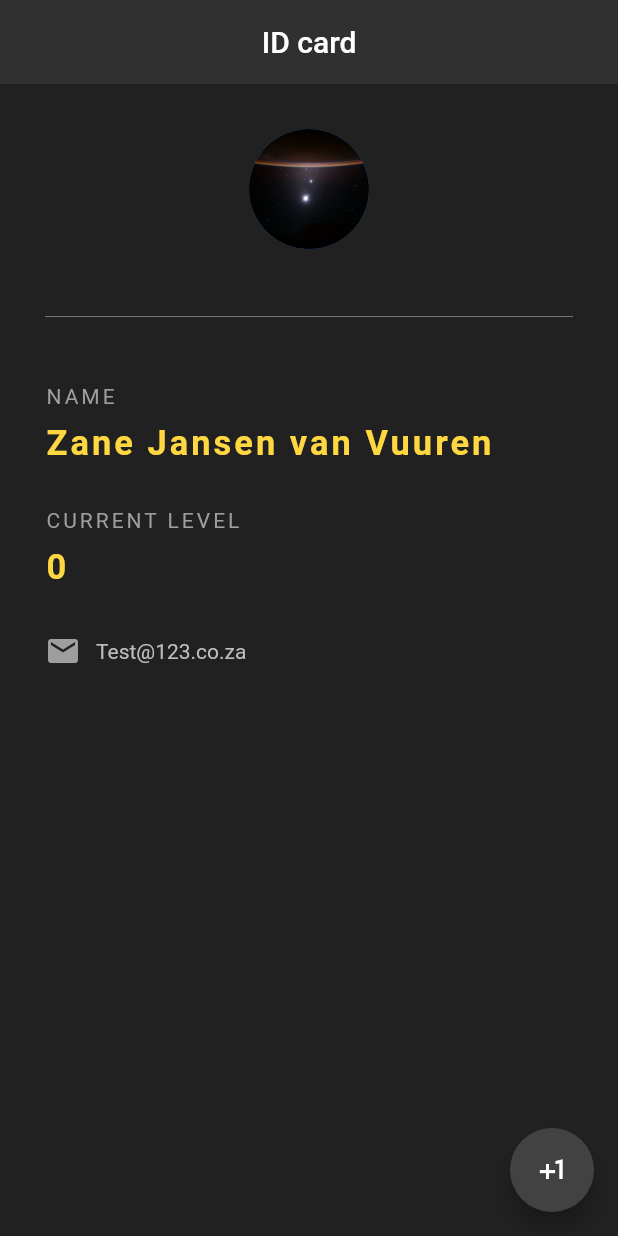
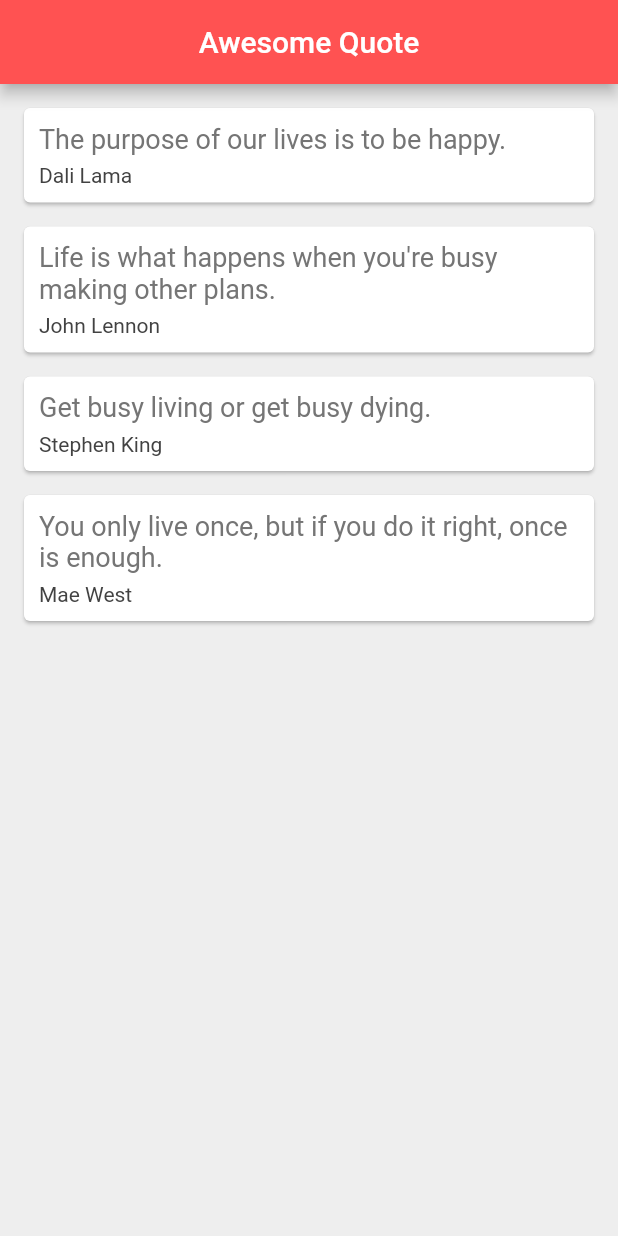
Before and after one commit to Zane97/flutter_tut, a Flutter app: the screen it shows after launch, on a phone screen of 412 x 824 dp. Run offline on Flutter 3.47's test engine with Material 2 defaults, Android fonts, the phone set to English and light mode, and no system bars.

Commit message:
Finished tutorial 19 of the net ninja series. Building a simple quote display app.

```diff
--- a/lib/main.dart
+++ b/lib/main.dart
@@ -1,137 +1,76 @@
-import 'dart:ffi';
+import 'package:flutter/material.dart';
 
-import 'package:flutter/material.dart';
+import 'quote.dart';
 
 void main() {
   runApp(const MaterialApp(
-    home: Card(),
+    home: QuoteList(),
   ));
 }
 
-class Card extends StatefulWidget {
-  const Card({Key? key}) : super(key: key);
+class QuoteList extends StatefulWidget {
+  const QuoteList({Key? key}) : super(key: key);
 
   @override
-  State<Card> createState() => _CardState();
+  State<QuoteList> createState() => _QuoteListState();
 }
 
-class _CardState extends State<Card> {
+class _QuoteListState extends State<QuoteList> {
 
-  int level = 0;
+  List<Quote> quotes =[
+    Quote(author: 'Dali Lama', text: "The purpose of our lives is to be happy."),
+    Quote(author: 'John Lennon', text: "Life is what happens when you're busy making other plans."),
+    Quote(author: 'Stephen King', text: "Get busy living or get busy dying."),
+    Quote(author: 'Mae West', text: "You only live once, but if you do it right, once is enough."),
+  ];
+
+  Widget quoteTemplate(quote){
+    return Card(
+        margin: const EdgeInsets.fromLTRB(16.0, 16.0, 16.0, 0.0),
+
+        child: Padding(
+          padding: const EdgeInsets.all(10.0),
+          child: Column(
+            crossAxisAlignment: CrossAxisAlignment.stretch,
+
+            children: [
+              Text(
+                quote.text,
+                style: TextStyle(
+                  fontSize: 18.0,
+                  color: Colors.grey[600],
+                ),
+              ),
+
+              const SizedBox(height: 6.0),
+
+              Text(
+                quote.author,
+                style: TextStyle(
+                  fontSize: 14.0,
+                  color: Colors.grey[800],
+                ),
+              ),
+            ],
+          ),
+        ),
+    );
+  }
 
   @override
   Widget build(BuildContext context) {
     return Scaffold(
-      backgroundColor: Colors.grey[900],
+      backgroundColor: Colors.grey[200],
 
       appBar: AppBar(
-        title: const Text("ID card"),
+        title: const Text('Awesome Quote'),
         centerTitle: true,
-        backgroundColor: Colors.grey[850],
-        elevation: 0,
+        backgroundColor: Colors.redAccent,
       ),
 
-      floatingActionButton: FloatingActionButton(
-        onPressed: () {
-          setState(() {
-            level += 1;
-          });
-        },
-        backgroundColor: Colors.grey[800],
-        child: const Icon(Icons.plus_one),
-      ),
+      body: Column(
+        children: quotes.map((quote) => quoteTemplate(quote) ).toList(),
 
-      body: Padding(
-        padding: const EdgeInsets.all(30.0),
-        child: Column(
-          crossAxisAlignment: CrossAxisAlignment.start,
-
-          children: [
-            const Center(
-              child: CircleAvatar(
-                backgroundImage: AssetImage('assets/space1.jpg'),
-                radius: 40
-              ),
-            ),
-
-            Divider(
-              height: 90.0,
-              color: Colors.grey[600],
-            ),
-
-            const Text(
-              "NAME",
-              style: TextStyle(
-                color: Colors.grey,
-                letterSpacing: 2.0,
-              )
-            ),
-
-            const SizedBox(
-              height: 10.0,
-            ),
-
-            const Text(
-                "Zane Jansen van Vuuren",
-                style: TextStyle(
-                  color: Colors.amberAccent,
-                  letterSpacing: 2.0,
-                  fontSize: 23.0,
-                  fontWeight: FontWeight.bold,
-                )
-            ),
-
-            const SizedBox(
-              height: 30.0,
-            ),
-
-            const Text(
-                "CURRENT LEVEL",
-                style: TextStyle(
-                  color: Colors.grey,
-                  letterSpacing: 2.0,
-                )
-            ),
-
-            const SizedBox(
-              height: 10.0,
-            ),
-
-            Text(
-                "$level",
-                style: const TextStyle(
-                  color: Colors.amberAccent,
-                  letterSpacing: 2.0,
-                  fontSize: 23.0,
-                  fontWeight: FontWeight.bold,
-                )
-            ),
-
-            const SizedBox(
-              height: 30.0,
-            ),
-
-            Row(
-              children: [
-                const Icon(
-                  Icons.email,
-                  color: Colors.grey,
-                ),
-
-                const SizedBox(
-                  width: 10.0,
-                ),
-
-                Text(
-                  "Test@123.co.za",
-                  style: TextStyle(
-                    color: Colors.grey[400],
-                  ),
-                )
-              ],
-            )
-          ],
-        )
       )
     );
   }
--- /dev/null
+++ b/lib/quote.dart
@@ -0,0 +1,9 @@
+class Quote {
+
+  String text;
+  String author;
+
+  Quote({ this.text = '', this.author = '' });
+
+
+}
```
